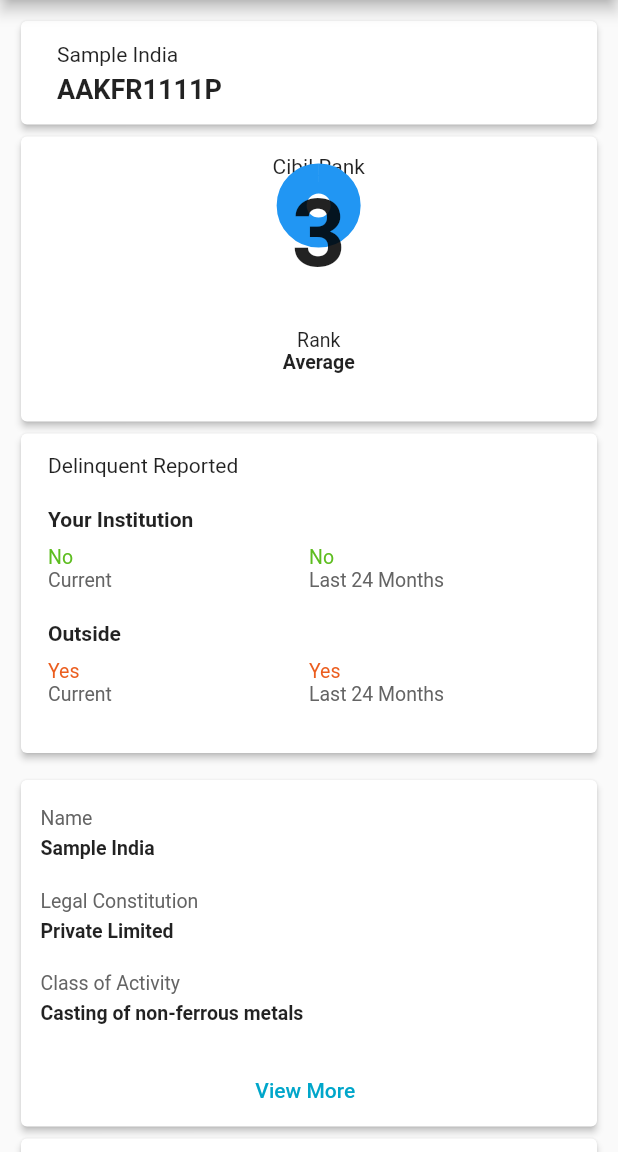
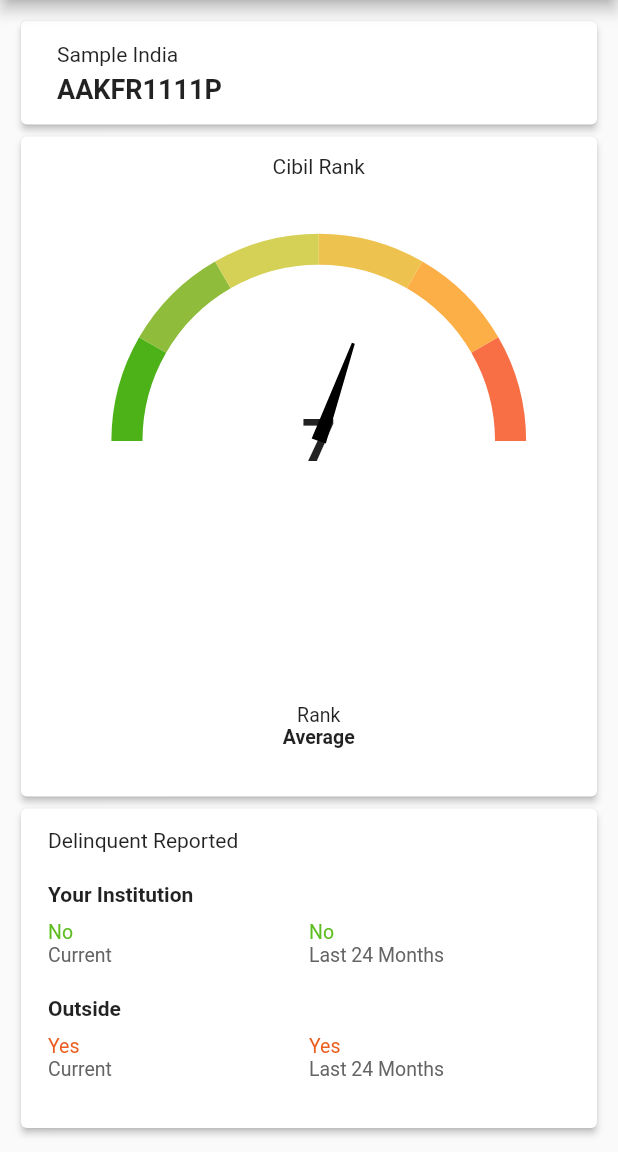
Before and after one commit to ankitch29/flutter_poc, a Flutter app: the screen it shows after launch, after a tap on "Search", on a phone screen of 412 x 824 dp, the part 84-1236 px from its top. Run offline on Flutter 3.47's test engine with Material 2 defaults, Android fonts, the phone set to English and light mode, and no system bars; drawn by our look-alikes of syncfusion_flutter_gauges; our stand-ins replace fl_chart, get, native_pdf_view; missing offline and left inert: syncfusion_flutter_pdfviewer.

Commit message:
added syncfusion_guages

```diff
--- a/lib/screens/dashboard/controller/dashboard_home_controller.dart
+++ b/lib/screens/dashboard/controller/dashboard_home_controller.dart
@@ -34,6 +34,8 @@
         currentMenu.value == DASHBOARD_MENU.newData, DASHBOARD_MENU.newData));
     list.add(MenuItem("PDF", Icons.picture_as_pdf,
         currentMenu.value == DASHBOARD_MENU.message, DASHBOARD_MENU.message));
+    list.add(MenuItem("Commercial", Icons.graphic_eq,
+        currentMenu.value == DASHBOARD_MENU.commercial, DASHBOARD_MENU.commercial));
     listOfMenuItem.value = list;
   }
 
--- a/lib/screens/dashboard/ui/dashboard_home.dart
+++ b/lib/screens/dashboard/ui/dashboard_home.dart
@@ -94,6 +94,8 @@
           return ChartsScreen();
         case DASHBOARD_MENU.message:
           return PDFViewerScreen();
+        case DASHBOARD_MENU.commercial:
+          return const DashboardMenu();
         default:
           return const DashboardMenu();
       }
--- a/lib/screens/dashboard/ui/dashboard_menu.dart
+++ b/lib/screens/dashboard/ui/dashboard_menu.dart
@@ -4,6 +4,7 @@
 import 'package:flutter_poc/utils/ui/responsive.dart';
 import 'package:get/get.dart';
 import 'package:flutter_staggered_grid_view/flutter_staggered_grid_view.dart';
+import 'package:syncfusion_flutter_gauges/gauges.dart';
 
 class DashboardMenu extends StatefulWidget {
   const DashboardMenu({Key? key}) : super(key: key);
@@ -79,21 +80,8 @@
                   const Text("Cibil Rank",
                       textAlign: TextAlign.left,
                       style: TextStyle(fontSize: 14)),
-                  SizedBox(
-                    height: 100,
-                    child: Stack(
-                      children: const [
-                        CircularProgressIndicator(
-                          strokeWidth: 20,
-                          value: 50,
-                        ),
-                        Text("3",
-                            textAlign: TextAlign.center,
-                            style: TextStyle(
-                                fontSize: 63, fontWeight: FontWeight.bold)),
-                      ],
-                    ),
-                  ),
+
+                  _buildRadialTextPointer(),
                   const Text("Rank",
                       textAlign: TextAlign.center,
                       style: TextStyle(fontSize: 13)),
@@ -344,35 +332,7 @@
                       const Text("Credit Profile Summary",
                           textAlign: TextAlign.center,
                           style: TextStyle(fontSize: 13)),
-                      SizedBox(
-                        height: 100,
-                        width: double.maxFinite,
-                        child: Stack(
-                          alignment: Alignment.center,
-                          children: [
-                            const CircularProgressIndicator(
-                              strokeWidth: 20,
-                              value: 50,
-                            ),
-                            Column(
-                              children: const [
-                                Text("75 %",
-                                    textAlign: TextAlign.center,
-                                    style: TextStyle(
-                                        fontSize: 55,
-                                        fontWeight: FontWeight.bold,
-                                        color: ColourConstants
-                                            .progressPercentage)),
-                                Text("Utilised",
-                                    style: TextStyle(
-                                        fontSize: 13,
-                                        color: ColourConstants
-                                            .textDeclinedSubTitle)),
-                              ],
-                            ),
-                          ],
-                        ),
-                      ),
+                      sfRadialGauge()
                     ],
                   ),
                 ),
@@ -595,4 +555,139 @@
       ],
     );
   }
+
+  Widget _buildRadialTextPointer() {
+    return SfRadialGauge(
+      enableLoadingAnimation: true,
+      axes: <RadialAxis>[
+        RadialAxis(
+            showAxisLine: false,
+            showLabels: false,
+            showTicks: false,
+            startAngle: 180,
+            endAngle: 360,
+            minimum: 0,
+            maximum: 120,
+            radiusFactor: 0.79,
+            annotations: <GaugeAnnotation>[
+              GaugeAnnotation(
+                  angle: 180,
+                  widget: Column(
+                    children: const [
+                      Text(
+                        '7',
+                        style: TextStyle(
+                            fontSize: 40,
+                            fontWeight: FontWeight.bold),
+                      ),
+                    ],
+                  )),
+            ],
+            pointers: const <GaugePointer>[
+              NeedlePointer(
+                  needleStartWidth: 1,
+                  lengthUnit: GaugeSizeUnit.factor,
+                  needleEndWidth: 5,
+                  needleLength: 0.5,
+                  animationDuration: 2000,
+                  value: 73,
+                  enableAnimation: true,
+                  knobStyle: KnobStyle(knobRadius: 0)),
+            ],
+            ranges: <GaugeRange>[
+              GaugeRange(
+                  startValue: 0,
+                  endValue: 20,
+                  startWidth: 0.15,
+                  endWidth: 0.15,
+                  sizeUnit: GaugeSizeUnit.factor,
+                  color: const Color(0xFF4DB218)),
+              GaugeRange(
+                  startValue: 20,
+                  endValue: 40,
+                  startWidth: 0.15,
+                  endWidth: 0.15,
+                  sizeUnit: GaugeSizeUnit.factor,
+                  color: const Color(0xFF8FBC3A)),
+              GaugeRange(
+                  startValue: 40,
+                  endValue: 60,
+                  startWidth: 0.15,
+                  endWidth: 0.15,
+                  sizeUnit: GaugeSizeUnit.factor,
+                  color: const Color(0xFFD5D056)),
+              GaugeRange(
+                  startValue: 60,
+                  endValue: 80,
+                  startWidth: 0.15,
+                  endWidth: 0.15,
+                  sizeUnit: GaugeSizeUnit.factor,
+                  color: const Color(0xFFEDC24F)),
+              GaugeRange(
+                  startValue: 80,
+                  endValue: 100,
+                  sizeUnit: GaugeSizeUnit.factor,
+                  startWidth: 0.15,
+                  endWidth: 0.15,
+                  color: const Color(0xFFFCAF47)),
+              GaugeRange(
+                  startValue: 100,
+                  endValue: 120,
+                  startWidth: 0.15,
+                  endWidth: 0.15,
+                  sizeUnit: GaugeSizeUnit.factor,
+                  color: const Color(0xFFF86F46)),
+            ]),
+      ],
+    );
+  }
+
+  Widget sfRadialGauge() {
+    return SfRadialGauge(
+      axes: <RadialAxis>[
+        RadialAxis(
+            showLabels: false,
+            showTicks: false,
+            startAngle: 270,
+            endAngle: 270,
+            minimum: 0,
+            maximum: 100,
+            radiusFactor: 0.5,
+            axisLineStyle: const AxisLineStyle(
+                thicknessUnit: GaugeSizeUnit.factor,
+                thickness: 0.05,
+                color: ColourConstants.progressShadow),
+            annotations: <GaugeAnnotation>[
+              GaugeAnnotation(
+                  angle: 180,
+                  widget: Column(
+                    mainAxisSize: MainAxisSize.min,
+                    children: const [
+                      Text(
+                        '75%',
+                        style: TextStyle(
+                            fontSize: 40,
+                            fontWeight: FontWeight.bold),
+                      ),
+                      Text("Utilised",
+                          style: TextStyle(
+                              fontSize: 13, color: ColourConstants.textDeclinedSubTitle))
+                    ],
+                  )),
+            ],
+            pointers: const <GaugePointer>[
+              RangePointer(
+                  value: 75,
+                  cornerStyle: CornerStyle.bothCurve,
+                  enableAnimation: true,
+                  animationDuration: 1200,
+                  animationType: AnimationType.ease,
+                  sizeUnit: GaugeSizeUnit.factor,
+                  color: ColourConstants.progressPercentage,
+                  width: 0.15),
+            ]),
+      ],
+    );
+  }
+
 }
--- a/lib/utils/constants.dart
+++ b/lib/utils/constants.dart
@@ -1,6 +1,6 @@
 import 'dart:ui';
 
-enum DASHBOARD_MENU { dashboard, newData, message }
+enum DASHBOARD_MENU { dashboard, newData, message, commercial}
 
 ///All the const would be here
 class Constants {
@@ -20,6 +20,7 @@
   static const Color textDeclinedSubTitle = Color(0xFF646464);
   static const Color textAcceptTitled = Color(0xFFEB5D1E);
   static const Color progressPercentage = Color(0xFFFCAF47);
+  static const Color progressShadow = Color(0x4A000000);
 }
 
 class NumberConstants {
--- a/pubspec.yaml
+++ b/pubspec.yaml
@@ -15,6 +15,7 @@
   get: ^4.6.1
   syncfusion_flutter_charts: ^20.1.51
   syncfusion_flutter_pdfviewer: ^20.1.52-beta
+  syncfusion_flutter_gauges: ^20.1.52
   native_pdf_view: ^6.0.0+1
   fl_chart: ^0.50.1
   flutter_staggered_grid_view: ^0.6.1
```
Also changed, not shown: pubspec.lock.
